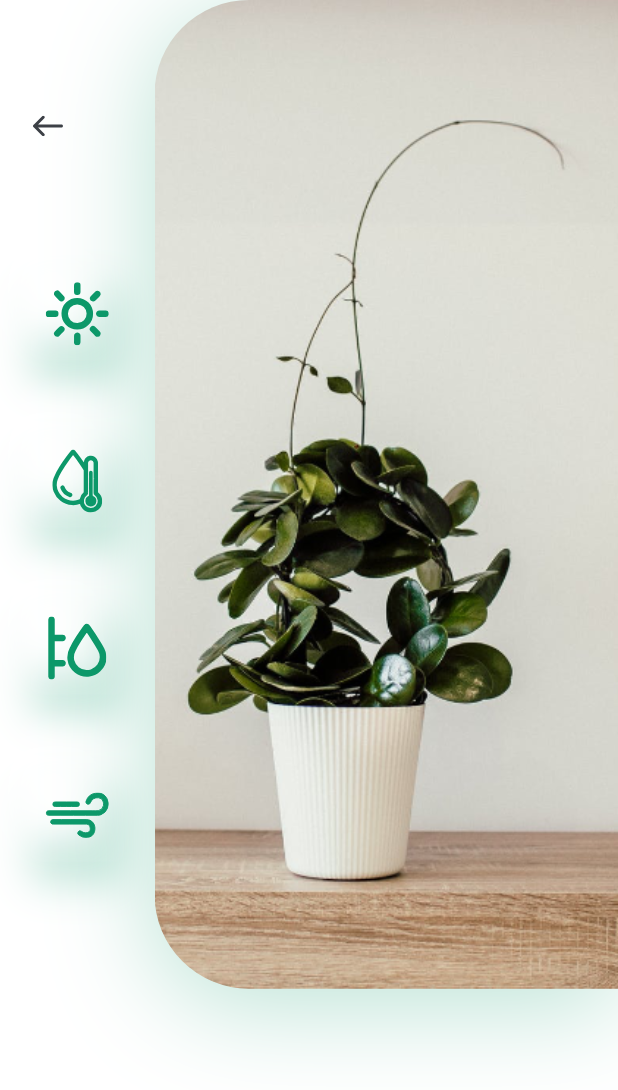
After one commit to shreyansh-jain/plant_app, a Flutter app: the DetailsScreen screen opened directly, on a phone screen of 412 x 824 dp. The commit adds this screen. Shown: the top 1090 px of the screen. Run offline on Flutter 3.47's test engine with Material 2 defaults, Android fonts, the phone set to English and light mode, and no system bars; our stand-ins replace flutter_svg.

Commit message:
IconsAndImageCard

```diff
--- /dev/null
+++ b/lib/screens/details/components/icon_cart.dart
@@ -0,0 +1,36 @@
+
+import 'package:flutter/material.dart';
+import 'package:flutter_svg/flutter_svg.dart';
+import 'package:plant_app/constants.dart';
+
+class IconCard extends StatelessWidget {
+  const IconCard({
+    Key key,
+    this.image,
+  }) : super(key: key);
+
+  final String image;
+
+  @override
+  Widget build(BuildContext context) {
+    Size size = MediaQuery.of(context).size;
+
+    return Container(
+        margin: EdgeInsets.symmetric(vertical: size.height * 0.03),
+        padding: EdgeInsets.all(kDefaultPadding / 2),
+        height: 62,
+        width: 62,
+        decoration: BoxDecoration(
+            color: kBackgroundColor,
+            borderRadius: BorderRadius.circular(6),
+            boxShadow: [
+              BoxShadow(
+                  offset: Offset(0, 15),
+                  blurRadius: 22,
+                  color: kPrimaryColor.withOpacity(0.22)),
+              BoxShadow(
+                  offset: Offset(-15, -15), blurRadius: 20, color: Colors.white)
+            ]),
+        child: SvgPicture.asset(image));
+  }
+}
--- /dev/null
+++ b/lib/screens/details/components/images_and_icons_card.dart
@@ -0,0 +1,78 @@
+import 'package:flutter/material.dart';
+import 'package:flutter_svg/flutter_svg.dart';
+import 'package:plant_app/constants.dart';
+import 'package:plant_app/screens/details/components/icon_cart.dart';
+
+class ImagesAndIconsCard extends StatelessWidget {
+  const ImagesAndIconsCard({
+    Key key,
+    @required this.size,
+  }) : super(key: key);
+
+  final Size size;
+
+  @override
+  Widget build(BuildContext context) {
+    return Column(
+      children: <Widget>[
+        Padding(
+          padding: const EdgeInsets.only(bottom: kDefaultPadding * 3),
+          child: SizedBox(
+            height: size.height * 0.8,
+            child: Row(
+              children: <Widget>[
+                Expanded(
+                  child: Padding(
+                    padding: const EdgeInsets.symmetric(
+                        vertical: kDefaultPadding * 3),
+                    child: Column(
+                      children: <Widget>[
+                        Align(
+                          alignment: Alignment.topLeft,
+                          child: IconButton(
+                            padding: EdgeInsets.symmetric(
+                                horizontal: kDefaultPadding),
+                            icon:
+                                SvgPicture.asset("assets/icons/back_arrow.svg"),
+                            onPressed: () => {},
+                          ),
+                        ),
+                        Spacer(),
+                        Column(
+                          children: <Widget>[
+                            IconCard(image: "assets/icons/sun.svg"),
+                            IconCard(image: "assets/icons/icon_2.svg"),
+                            IconCard(image: "assets/icons/icon_3.svg"),
+                            IconCard(image: "assets/icons/icon_4.svg"),
+                          ],
+                        )
+                      ],
+                    ),
+                  ),
+                ),
+                Container(
+                  height: size.height * 0.8,
+                  width: size.width * 0.75,
+                  decoration: BoxDecoration(
+                      borderRadius: BorderRadius.only(
+                          topLeft: Radius.circular(63),
+                          bottomLeft: Radius.circular(63)),
+                      boxShadow: [
+                        BoxShadow(
+                            offset: Offset(0, 10),
+                            blurRadius: 60,
+                            color: kPrimaryColor.withOpacity(0.29))
+                      ],
+                      image: DecorationImage(
+                          alignment: Alignment.centerLeft,
+                          fit: BoxFit.cover,
+                          image: AssetImage("assets/images/img.png"))),
+                )
+              ],
+            ),
+          ),
+        )
+      ],
+    );
+  }
+}
```
Also changed, not shown: lib/screens/details/components/body.dart (+4 -89 lines).
